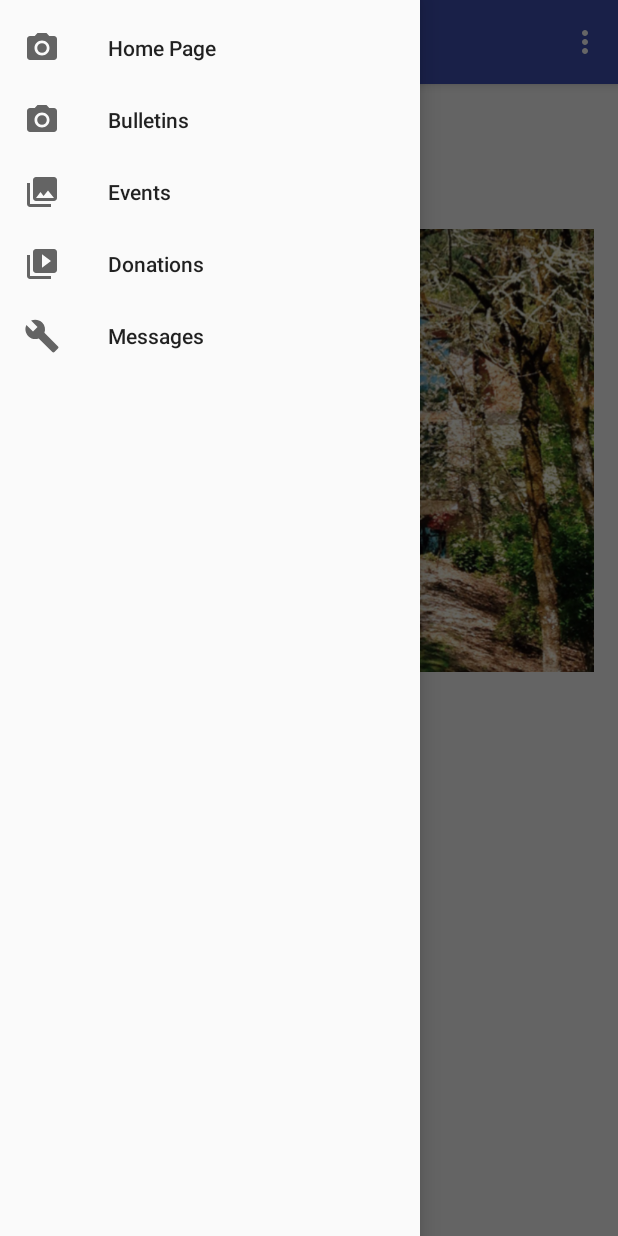
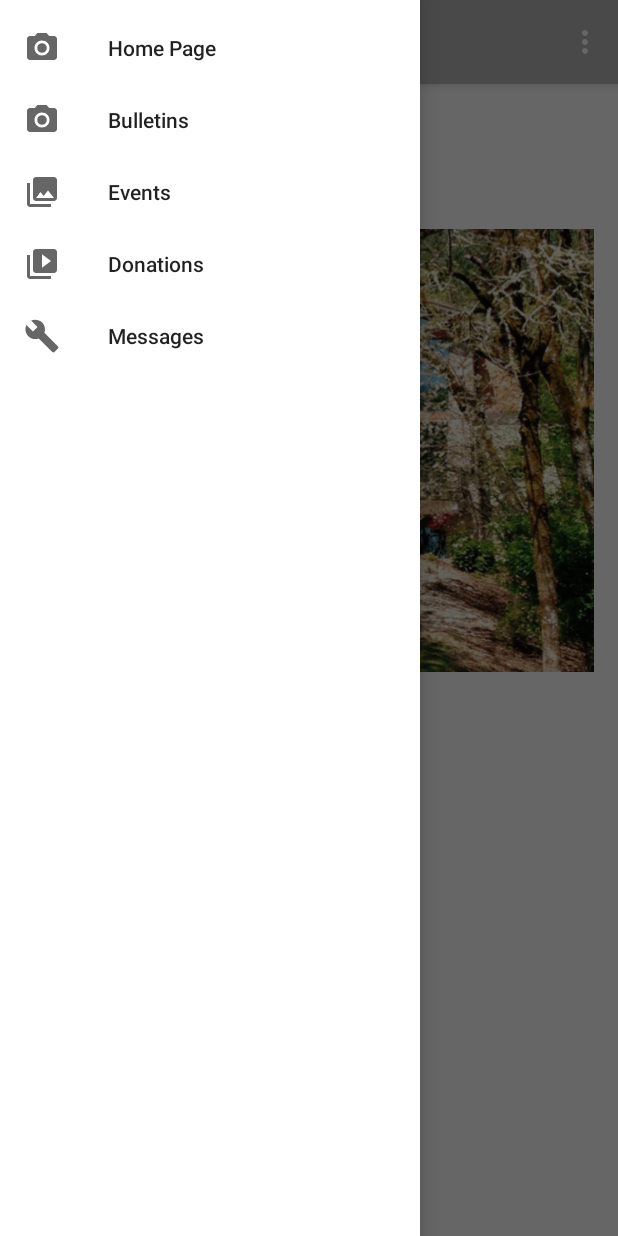
Before and after one commit to Maxdimm/Capstone-group-62, an Android app: the screen it shows after launch (MainActivity), with the side drawer open, on a phone screen of 412 x 824 dp. Run offline under Robolectric (Android 15) with nearby library versions, the light colour scheme and no system bars.

Commit message:
changed the color of the background

```diff
--- a/Android/CalvaryChapel/app/src/main/AndroidManifest.xml
+++ b/Android/CalvaryChapel/app/src/main/AndroidManifest.xml
@@ -9,7 +9,7 @@
         android:icon="@mipmap/ic_launcher"
         android:label="@string/app_name"
         android:supportsRtl="true"
-        android:theme="@style/AppTheme">
+        android:theme="@style/AppTheme.NoActionBar">
         <activity
             android:name=".MainActivity"
             android:label="@string/app_name"
--- a/Android/CalvaryChapel/app/src/main/res/values-v21/styles.xml
+++ b/Android/CalvaryChapel/app/src/main/res/values-v21/styles.xml
@@ -5,5 +5,6 @@
         <item name="windowNoTitle">true</item>
         <item name="android:windowDrawsSystemBarBackgrounds">true</item>
         <item name="android:statusBarColor">@android:color/transparent</item>
+        <item name="android:colorBackground">@color/background_material_light</item>
     </style>
 </resources>
--- a/Android/CalvaryChapel/app/src/main/res/values/colors.xml
+++ b/Android/CalvaryChapel/app/src/main/res/values/colors.xml
@@ -1,6 +1,6 @@
 <?xml version="1.0" encoding="utf-8"?>
 <resources>
-    <color name="colorPrimary">#3F51B5</color>
-    <color name="colorPrimaryDark">#303F9F</color>
+    <color name="colorPrimary">#b6b6b6</color>
+    <color name="colorPrimaryDark">#8a8a8a</color>
     <color name="colorAccent">#FF4081</color>
 </resources>
--- a/Android/CalvaryChapel/app/src/main/res/values/styles.xml
+++ b/Android/CalvaryChapel/app/src/main/res/values/styles.xml
@@ -1,7 +1,7 @@
 <resources>
 
     <!-- Base application theme. -->
-    <style name="AppTheme" parent="Theme.AppCompat.Light.DarkActionBar">
+    <style name="AppTheme" parent="Theme.AppCompat.Light.NoActionBar">
         <!-- Customize your theme here. -->
         <item name="colorPrimary">@color/colorPrimary</item>
         <item name="colorPrimaryDark">@color/colorPrimaryDark</item>
@@ -11,6 +11,7 @@
     <style name="AppTheme.NoActionBar">
         <item name="windowActionBar">false</item>
         <item name="windowNoTitle">true</item>
+        <item name="android:colorBackground">@color/background_material_light</item>
     </style>
 
     <style name="AppTheme.AppBarOverlay" parent="ThemeOverlay.AppCompat.Dark.ActionBar" />
--- /dev/null
+++ b/Android/CalvaryChapel/app/src/main/res/values/values.xml
@@ -0,0 +1,4 @@
+<?xml version="1.0" encoding="utf-8"?>
+<resources>
+    <color name="background_material_light">#ffffff</color>
+</resources>
```
